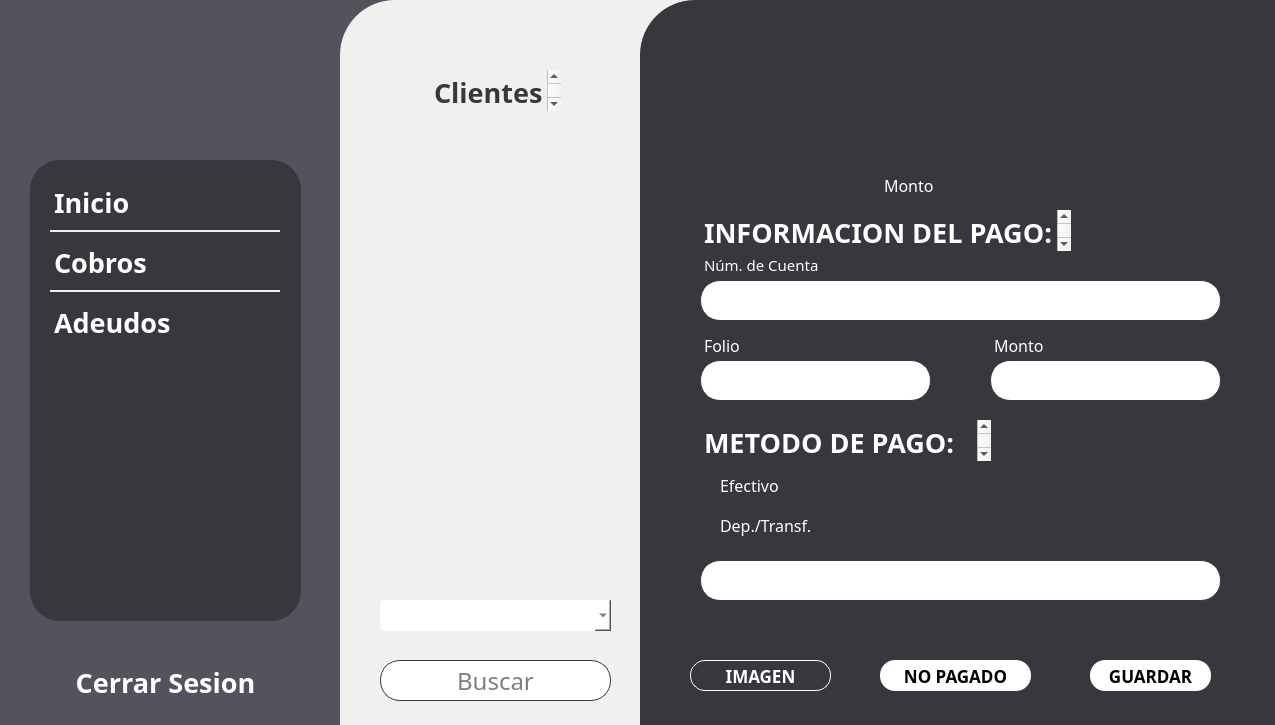
Old version of the form app/frontend/pantalla_cobro_cobrador.ui in the repository uRicardoCaballero/Radcomtest.
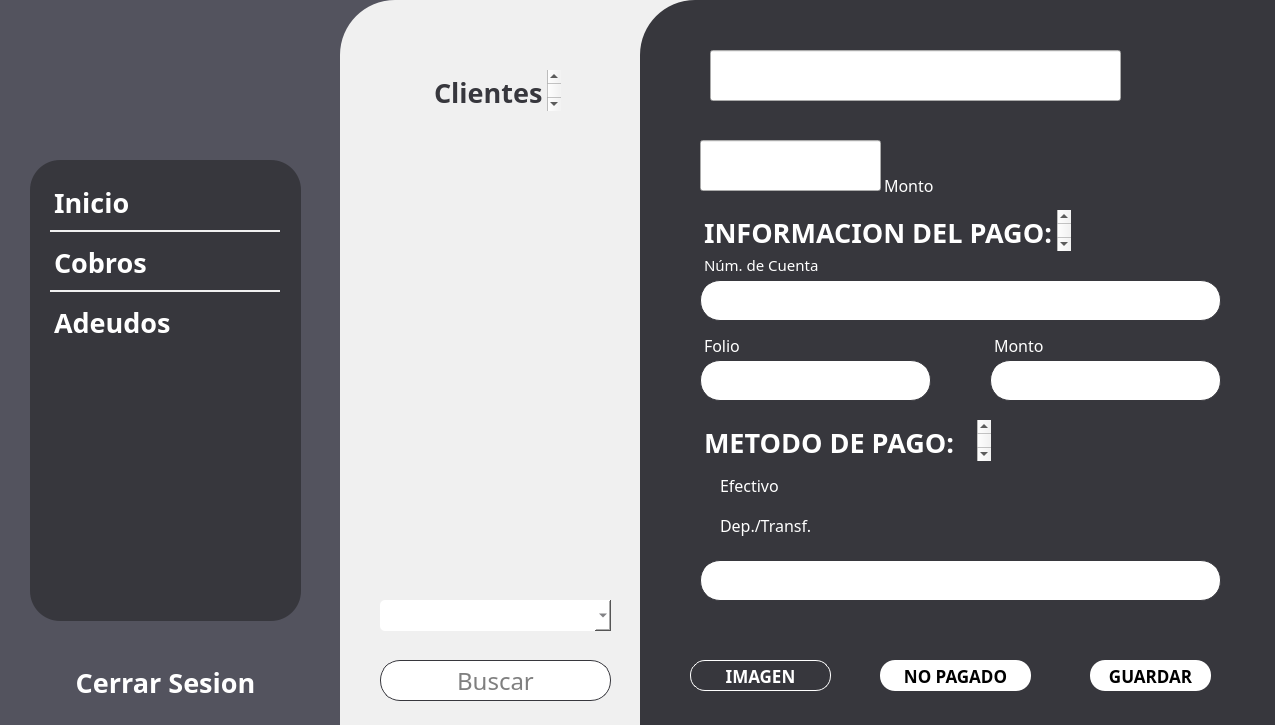
New version of the form. Icons and pictures are not drawn.

Patch:
```diff
--- a/app/frontend/pantalla_cobro_cobrador.ui
+++ b/app/frontend/pantalla_cobro_cobrador.ui
@@ -637,49 +637,6 @@
       <string/>
      </property>
     </widget>
-    <widget class="QTextBrowser" name="Adeudo">
-     <property name="geometry">
-      <rect>
-       <x>60</x>
-       <y>150</y>
-       <width>181</width>
-       <height>41</height>
-      </rect>
-     </property>
-     <property name="sizePolicy">
-      <sizepolicy hsizetype="Expanding" vsizetype="Expanding">
-       <horstretch>0</horstretch>
-       <verstretch>0</verstretch>
-      </sizepolicy>
-     </property>
-     <property name="font">
-      <font>
-       <family>Montserrat</family>
-       <pointsize>5</pointsize>
-      </font>
-     </property>
-     <property name="toolTipDuration">
-      <number>-1</number>
-     </property>
-     <property name="autoFillBackground">
-      <bool>false</bool>
-     </property>
-     <property name="styleSheet">
-      <string notr="true">QTextBrowser {
-    background: transparent;  /* Quitar el fondo */
-	color:#FFFFFF;
-    border: none;             /* Quitar el borde */
-	margin: 0;                /* Eliminar márgenes */
-}</string>
-     </property>
-     <property name="html">
-      <string>&lt;!DOCTYPE HTML PUBLIC &quot;-//W3C//DTD HTML 4.0//EN&quot; &quot;http://www.w3.org/TR/REC-html40/strict.dtd&quot;&gt;
-&lt;html&gt;&lt;head&gt;&lt;meta name=&quot;qrichtext&quot; content=&quot;1&quot; /&gt;&lt;style type=&quot;text/css&quot;&gt;
-p, li { white-space: pre-wrap; }
-&lt;/style&gt;&lt;/head&gt;&lt;body style=&quot; font-family:'Montserrat'; font-size:5pt; font-weight:400; font-style:normal;&quot;&gt;
-&lt;p style=&quot;-qt-paragraph-type:empty; margin-top:0px; margin-bottom:0px; margin-left:0px; margin-right:0px; -qt-block-indent:0; text-indent:0px;&quot;&gt;&lt;br /&gt;&lt;/p&gt;&lt;/body&gt;&lt;/html&gt;</string>
-     </property>
-    </widget>
     <widget class="QTextBrowser" name="MontoText">
      <property name="geometry">
       <rect>
@@ -723,49 +680,90 @@
 &lt;p style=&quot; margin-top:0px; margin-bottom:0px; margin-left:0px; margin-right:0px; -qt-block-indent:0; text-indent:0px;&quot;&gt;&lt;span style=&quot; font-size:12pt;&quot;&gt;Monto&lt;/span&gt;&lt;/p&gt;&lt;/body&gt;&lt;/html&gt;</string>
      </property>
     </widget>
-    <widget class="QTextBrowser" name="Adeudo_2">
+    <widget class="QLineEdit" name="NombreHolder">
+     <property name="geometry">
+      <rect>
+       <x>70</x>
+       <y>50</y>
+       <width>411</width>
+       <height>51</height>
+      </rect>
+     </property>
+     <property name="font">
+      <font>
+       <family>&quot;Montserratl&quot;</family>
+       <pointsize>-1</pointsize>
+      </font>
+     </property>
+     <property name="layoutDirection">
+      <enum>Qt::LeftToRight</enum>
+     </property>
+     <property name="styleSheet">
+      <string notr="true">QLineEdit{
+		color: #FFFFFF;
+		Font-family: \&quot;Montserratl\&quot;;
+		font-size: 36px;
+		border: none;
+		background: transparent; 
+}</string>
+     </property>
+     <property name="inputMask">
+      <string/>
+     </property>
+     <property name="text">
+      <string/>
+     </property>
+     <property name="alignment">
+      <set>Qt::AlignBottom|Qt::AlignLeading|Qt::AlignLeft</set>
+     </property>
+     <property name="readOnly">
+      <bool>true</bool>
+     </property>
+     <property name="placeholderText">
+      <string/>
+     </property>
+    </widget>
+    <widget class="QLineEdit" name="CobroHolder">
      <property name="geometry">
       <rect>
        <x>60</x>
-       <y>70</y>
-       <width>331</width>
-       <height>61</height>
+       <y>140</y>
+       <width>181</width>
+       <height>51</height>
       </rect>
      </property>
-     <property name="sizePolicy">
-      <sizepolicy hsizetype="Expanding" vsizetype="Expanding">
-       <horstretch>0</horstretch>
-       <verstretch>0</verstretch>
-      </sizepolicy>
-     </property>
      <property name="font">
       <font>
-       <family>Montserrat</family>
-       <pointsize>5</pointsize>
-       <weight>50</weight>
-       <bold>false</bold>
+       <family>&quot;Montserratl&quot;</family>
+       <pointsize>-1</pointsize>
       </font>
      </property>
-     <property name="toolTipDuration">
-      <number>-1</number>
-     </property>
-     <property name="autoFillBackground">
-      <bool>false</bool>
+     <property name="layoutDirection">
+      <enum>Qt::LeftToRight</enum>
      </property>
      <property name="styleSheet">
-      <string notr="true">QTextBrowser {
-    background: transparent;  /* Quitar el fondo */
-	color:#FFFFFF;
-    border: none;             /* Quitar el borde */
-	margin: 0;                /* Eliminar márgenes */
+      <string notr="true">QLineEdit{
+		color: #FFFFFF;
+		Font-family: \&quot;Montserratl\&quot;;
+		font-size: 36px;
+		border: none;
+		background: transparent; 
 }</string>
      </property>
-     <property name="html">
-      <string>&lt;!DOCTYPE HTML PUBLIC &quot;-//W3C//DTD HTML 4.0//EN&quot; &quot;http://www.w3.org/TR/REC-html40/strict.dtd&quot;&gt;
-&lt;html&gt;&lt;head&gt;&lt;meta name=&quot;qrichtext&quot; content=&quot;1&quot; /&gt;&lt;style type=&quot;text/css&quot;&gt;
-p, li { white-space: pre-wrap; }
-&lt;/style&gt;&lt;/head&gt;&lt;body style=&quot; font-family:'Montserrat'; font-size:5pt; font-weight:400; font-style:normal;&quot;&gt;
-&lt;p style=&quot;-qt-paragraph-type:empty; margin-top:0px; margin-bottom:0px; margin-left:0px; margin-right:0px; -qt-block-indent:0; text-indent:0px;&quot;&gt;&lt;br /&gt;&lt;/p&gt;&lt;/body&gt;&lt;/html&gt;</string>
+     <property name="inputMask">
+      <string/>
+     </property>
+     <property name="text">
+      <string/>
+     </property>
+     <property name="alignment">
+      <set>Qt::AlignBottom|Qt::AlignRight|Qt::AlignTrailing</set>
+     </property>
+     <property name="readOnly">
+      <bool>true</bool>
+     </property>
+     <property name="placeholderText">
+      <string/>
      </property>
     </widget>
    </widget>
```
